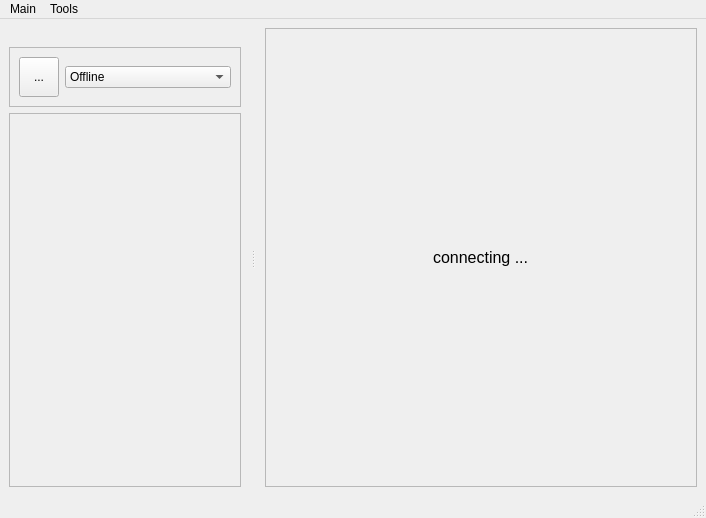
Above: plugins/buddycloud/buddycloud_view.ui from marosi/SocialDesktopClient before the change. Below: the same form after it.
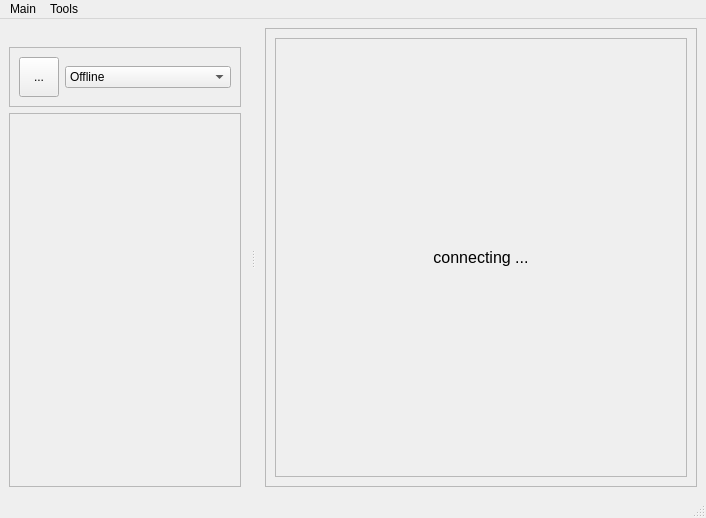
That is the form after the change.

Patch:
```diff
--- a/plugins/buddycloud/buddycloud_view.ui
+++ b/plugins/buddycloud/buddycloud_view.ui
@@ -43,12 +43,33 @@
       </property>
       <layout class="QGridLayout" name="gridLayout">
        <item row="0" column="0">
+        <widget class="QScrollArea" name="scrollArea">
+         <property name="sizePolicy">
+          <sizepolicy hsizetype="Expanding" vsizetype="Expanding">
+           <horstretch>15</horstretch>
+           <verstretch>1</verstretch>
+          </sizepolicy>
+         </property>
+         <property name="widgetResizable">
+          <bool>true</bool>
+         </property>
+         <widget class="QWidget" name="scrollAreaWidgetContents_3">
+          <property name="geometry">
+           <rect>
+            <x>0</x>
+            <y>0</y>
+            <width>425</width>
+            <height>449</height>
+           </rect>
+          </property>
+          <layout class="QVBoxLayout" name="contentPanelLayout">
+           <item>
         <widget class="QLabel" name="connectingMessage">
          <property name="enabled">
           <bool>true</bool>
          </property>
          <property name="sizePolicy">
-          <sizepolicy hsizetype="Fixed" vsizetype="Fixed">
+              <sizepolicy hsizetype="Minimum" vsizetype="Fixed">
            <horstretch>0</horstretch>
            <verstretch>0</verstretch>
           </sizepolicy>
@@ -61,6 +82,13 @@
          <property name="text">
           <string>connecting ...</string>
          </property>
+             <property name="alignment">
+              <set>Qt::AlignCenter</set>
+             </property>
+            </widget>
+           </item>
+          </layout>
+         </widget>
         </widget>
        </item>
       </layout>
```
Lines whose indentation alone changed are shown as unchanged.
